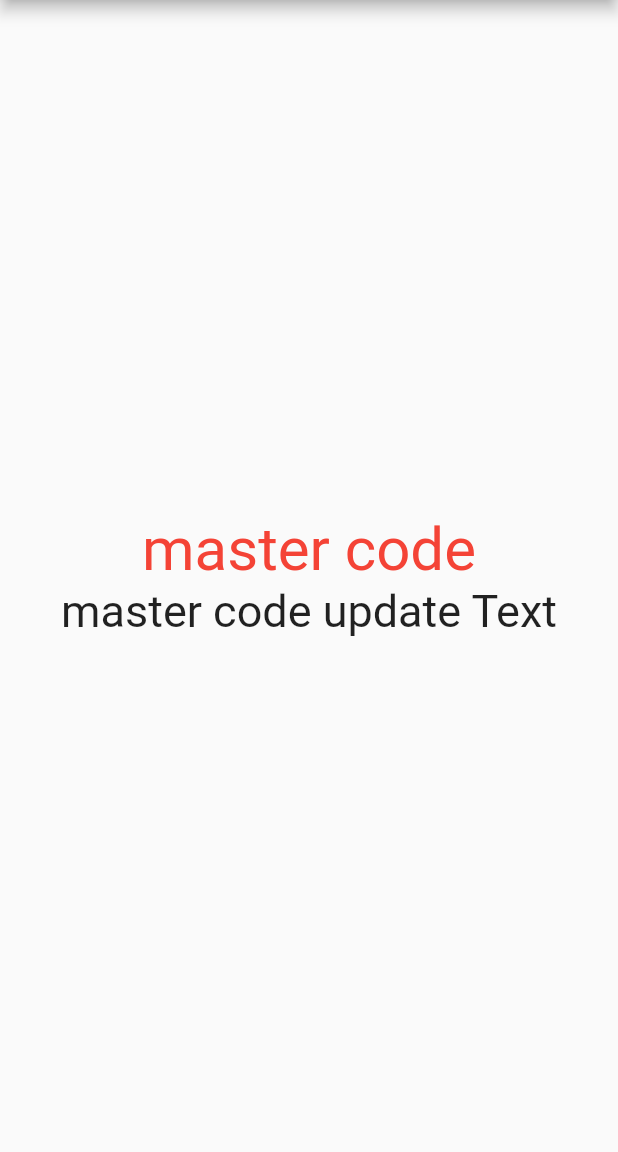
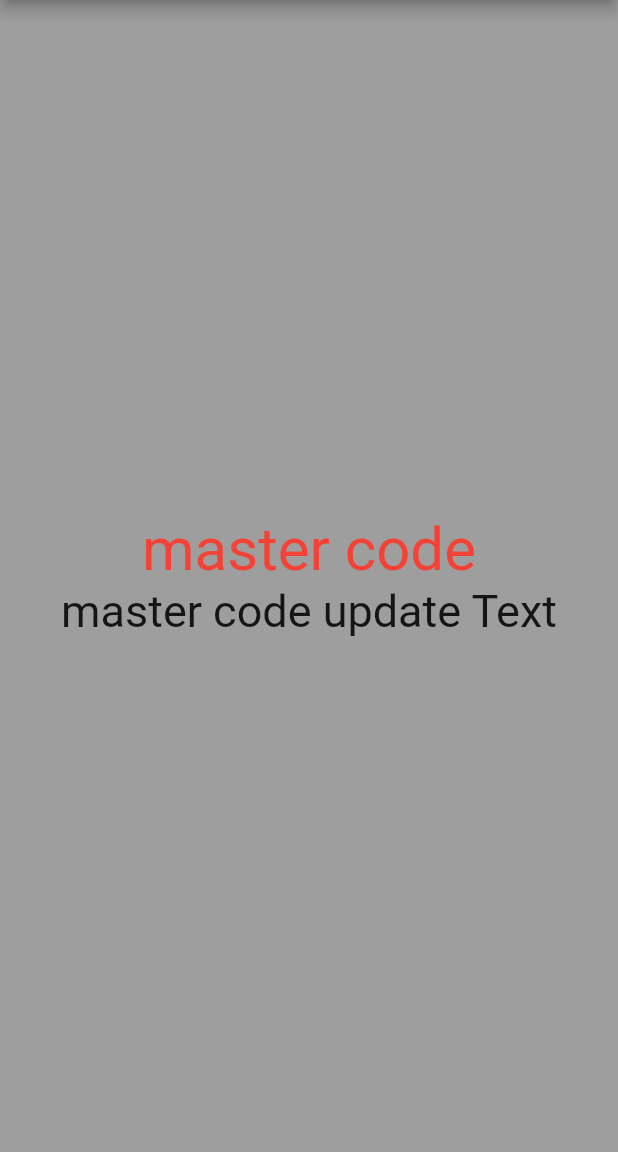
Before and after one commit to jami000/demo-git, a Flutter app: the screen it shows after launch, on a phone screen of 412 x 824 dp, the part 84-1236 px from its top. Run offline on Flutter 3.47's test engine with Material 2 defaults, Android fonts, the phone set to English and light mode, and no system bars.

Commit message:
dev-nhat code update line 37

```diff
--- a/demogit_test/lib/main.dart
+++ b/demogit_test/lib/main.dart
@@ -34,6 +34,7 @@ class _MyHomePageState extends State<MyHomePage> {
       appBar: AppBar(
         title: Text(widget.title),
       ),
+      backgroundColor: Colors.black38,
       body: Center(
         child: Column(
           mainAxisAlignment: MainAxisAlignment.center,
```
